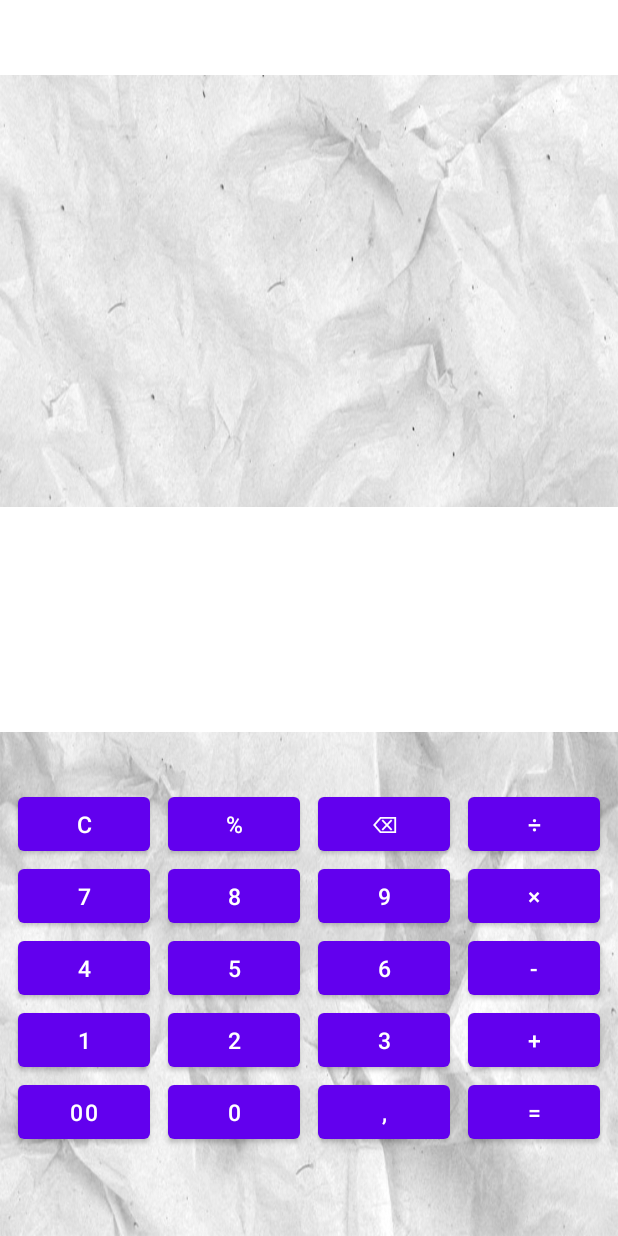
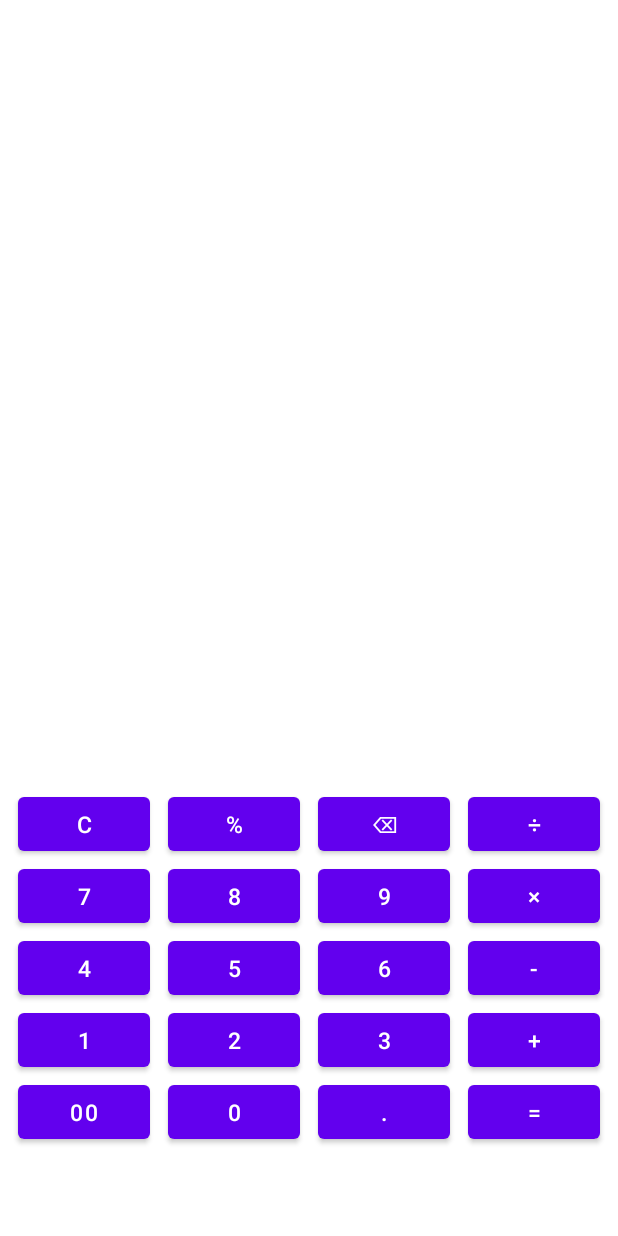
Before and after one commit to stGroshev/lesson2, an Android app: the screen it shows after launch (MainActivity), on a phone screen of 412 x 824 dp. Run offline under Robolectric (Android 15) with nearby library versions, the phone set to English and light mode, and no system bars.

Commit message:
Урок 4. П.1 ДЗ. Сделал все button - MaterialButton

```diff
--- a/app/src/main/res/layout-land/activity_main.xml
+++ b/app/src/main/res/layout-land/activity_main.xml
@@ -4,7 +4,6 @@
     xmlns:tools="http://schemas.android.com/tools"
     android:layout_width="match_parent"
     android:layout_height="match_parent"
-    android:background="@drawable/paper_texture"
     tools:context=".MainActivity">
 
 
@@ -21,7 +20,7 @@
         app:layout_constraintTop_toTopOf="parent" />
 
 
-    <Button
+    <com.google.android.material.button.MaterialButton
         android:id="@+id/buttonCleanOff"
         android:layout_width="wrap_content"
         android:layout_height="wrap_content"
@@ -48,7 +47,7 @@
         app:layout_constraintVertical_bias="@dimen/biasChainVertical"
         app:layout_constraintVertical_chainStyle="packed" />
 
-    <Button
+    <com.google.android.material.button.MaterialButton
         android:id="@+id/buttonDelete"
         android:layout_width="wrap_content"
         android:layout_height="wrap_content"
@@ -61,7 +60,7 @@
         app:layout_constraintVertical_bias="@dimen/biasChainVertical"
         app:layout_constraintVertical_chainStyle="packed" />
 
-    <Button
+    <com.google.android.material.button.MaterialButton
         android:id="@+id/buttonDivision"
         android:layout_width="wrap_content"
         android:layout_height="wrap_content"
@@ -74,7 +73,7 @@
         app:layout_constraintVertical_bias="@dimen/biasChainVertical"
         app:layout_constraintVertical_chainStyle="packed" />
 
-    <Button
+    <com.google.android.material.button.MaterialButton
         android:id="@+id/button1"
         android:layout_width="wrap_content"
         android:layout_height="wrap_content"
@@ -86,7 +85,7 @@
         app:layout_constraintStart_toStartOf="@+id/guideline1"
         app:layout_constraintTop_toBottomOf="@+id/button4" />
 
-    <Button
+    <com.google.android.material.button.MaterialButton
         android:id="@+id/button2"
         android:layout_width="wrap_content"
         android:layout_height="wrap_content"
@@ -97,7 +96,7 @@
         app:layout_constraintStart_toEndOf="@+id/button1"
         app:layout_constraintTop_toBottomOf="@+id/button5" />
 
-    <Button
+    <com.google.android.material.button.MaterialButton
         android:id="@+id/button3"
         android:layout_width="wrap_content"
         android:layout_height="wrap_content"
@@ -108,7 +107,7 @@
         app:layout_constraintStart_toEndOf="@+id/button2"
         app:layout_constraintTop_toBottomOf="@+id/button6" />
 
-    <Button
+    <com.google.android.material.button.MaterialButton
         android:id="@+id/buttonMultiplication"
         android:layout_width="wrap_content"
         android:layout_height="wrap_content"
@@ -119,7 +118,7 @@
         app:layout_constraintStart_toEndOf="@id/button9"
         app:layout_constraintTop_toBottomOf="@id/buttonDivision" />
 
-    <Button
+    <com.google.android.material.button.MaterialButton
         android:id="@+id/buttonSubtraction"
         android:layout_width="wrap_content"
         android:layout_height="wrap_content"
@@ -130,7 +129,7 @@
         app:layout_constraintStart_toEndOf="@id/button6"
         app:layout_constraintTop_toBottomOf="@id/buttonMultiplication" />
 
-    <Button
+    <com.google.android.material.button.MaterialButton
         android:id="@+id/buttonAddition"
         android:layout_width="wrap_content"
         android:layout_height="wrap_content"
@@ -141,7 +140,7 @@
         app:layout_constraintStart_toEndOf="@id/button3"
         app:layout_constraintTop_toBottomOf="@id/buttonSubtraction" />
 
-    <Button
+    <com.google.android.material.button.MaterialButton
         android:id="@+id/button4"
         android:layout_width="wrap_content"
         android:layout_height="wrap_content"
@@ -153,7 +152,7 @@
         app:layout_constraintStart_toStartOf="@+id/guideline1"
         app:layout_constraintTop_toBottomOf="@+id/button7" />
 
-    <Button
+    <com.google.android.material.button.MaterialButton
         android:id="@+id/button5"
         android:layout_width="wrap_content"
         android:layout_height="wrap_content"
@@ -164,7 +163,7 @@
         app:layout_constraintStart_toEndOf="@+id/button4"
         app:layout_constraintTop_toBottomOf="@+id/button8" />
 
-    <Button
+    <com.google.android.material.button.MaterialButton
         android:id="@+id/button6"
         android:layout_width="wrap_content"
         android:layout_height="wrap_content"
@@ -175,7 +174,7 @@
         app:layout_constraintStart_toEndOf="@+id/button5"
         app:layout_constraintTop_toBottomOf="@id/button9" />
 
-    <Button
+    <com.google.android.material.button.MaterialButton
         android:id="@+id/button7"
         android:layout_width="wrap_content"
         android:layout_height="wrap_content"
@@ -187,7 +186,7 @@
         app:layout_constraintStart_toStartOf="@+id/guideline1"
         app:layout_constraintTop_toBottomOf="@id/buttonCleanOff" />
 
-    <Button
+    <com.google.android.material.button.MaterialButton
         android:id="@+id/button8"
         android:layout_width="wrap_content"
         android:layout_height="wrap_content"
@@ -198,7 +197,7 @@
         app:layout_constraintStart_toEndOf="@+id/button7"
         app:layout_constraintTop_toBottomOf="@id/buttonPercent" />
 
-    <Button
+    <com.google.android.material.button.MaterialButton
         android:id="@+id/button9"
         android:layout_width="wrap_content"
         android:layout_height="wrap_content"
@@ -209,7 +208,7 @@
         app:layout_constraintStart_toEndOf="@+id/button8"
         app:layout_constraintTop_toBottomOf="@id/buttonDelete" />
 
-    <Button
+    <com.google.android.material.button.MaterialButton
         android:id="@+id/button00"
         android:layout_width="wrap_content"
         android:layout_height="wrap_content"
@@ -221,7 +220,7 @@
         app:layout_constraintStart_toStartOf="@+id/guideline1"
         app:layout_constraintTop_toBottomOf="@+id/button1" />
 
-    <Button
+    <com.google.android.material.button.MaterialButton
         android:id="@+id/button0"
         android:layout_width="wrap_content"
         android:layout_height="wrap_content"
@@ -232,7 +231,7 @@
         app:layout_constraintStart_toEndOf="@+id/button00"
         app:layout_constraintTop_toBottomOf="@+id/button2" />
 
-    <Button
+    <com.google.android.material.button.MaterialButton
         android:id="@+id/buttonComma"
         android:layout_width="wrap_content"
         android:layout_height="wrap_content"
@@ -243,7 +242,7 @@
         app:layout_constraintStart_toEndOf="@+id/button0"
         app:layout_constraintTop_toBottomOf="@+id/button3" />
 
-    <Button
+    <com.google.android.material.button.MaterialButton
         android:id="@+id/buttonEquals"
         android:layout_width="wrap_content"
         android:layout_height="wrap_content"
--- a/app/src/main/res/layout/activity_main.xml
+++ b/app/src/main/res/layout/activity_main.xml
@@ -4,24 +4,7 @@
     xmlns:tools="http://schemas.android.com/tools"
     android:layout_width="match_parent"
     android:layout_height="match_parent"
-    android:background="@drawable/paper_texture"
     tools:context=".MainActivity">
-
-    <androidx.constraintlayout.widget.Group
-        android:id="@+id/group"
-        android:layout_width="wrap_content"
-        android:layout_height="wrap_content"
-        android:visibility="visible"
-        app:constraint_referenced_ids="button0,button00,button1,button2,button3" />
-
-    <View
-        android:layout_width="wrap_content"
-        android:layout_height="50dp"
-        android:background="@color/white"
-        app:layout_constraintEnd_toEndOf="parent"
-        app:layout_constraintStart_toStartOf="parent"
-        app:layout_constraintTop_toTopOf="parent" />
-
 
     <TextView
         android:id="@+id/tvResult"
@@ -37,7 +20,7 @@
         app:layout_constraintTop_toTopOf="parent"
         app:layout_constraintVertical_bias="0.9" />
 
-    <Button
+    <com.google.android.material.button.MaterialButton
         android:id="@+id/buttonCleanOff"
         android:layout_width="wrap_content"
         android:layout_height="wrap_content"
@@ -50,7 +33,7 @@
         app:layout_constraintVertical_bias="@dimen/biasChainVertical"
         app:layout_constraintVertical_chainStyle="packed" />
 
-    <Button
+    <com.google.android.material.button.MaterialButton
         android:id="@+id/buttonPercent"
         android:layout_width="wrap_content"
         android:layout_height="wrap_content"
@@ -63,7 +46,7 @@
         app:layout_constraintVertical_bias="@dimen/biasChainVertical"
         app:layout_constraintVertical_chainStyle="packed" />
 
-    <Button
+    <com.google.android.material.button.MaterialButton
         android:id="@+id/buttonDelete"
         android:layout_width="wrap_content"
         android:layout_height="wrap_content"
@@ -76,7 +59,7 @@
         app:layout_constraintVertical_bias="@dimen/biasChainVertical"
         app:layout_constraintVertical_chainStyle="packed" />
 
-    <Button
+    <com.google.android.material.button.MaterialButton
         android:id="@+id/buttonDivision"
         android:layout_width="wrap_content"
         android:layout_height="wrap_content"
@@ -89,7 +72,7 @@
         app:layout_constraintVertical_bias="@dimen/biasChainVertical"
         app:layout_constraintVertical_chainStyle="packed" />
 
-    <Button
+    <com.google.android.material.button.MaterialButton
         android:id="@+id/button1"
         android:layout_width="wrap_content"
         android:layout_height="wrap_content"
@@ -100,7 +83,7 @@
         app:layout_constraintStart_toStartOf="parent"
         app:layout_constraintTop_toBottomOf="@+id/button4" />
 
-    <Button
+    <com.google.android.material.button.MaterialButton
         android:id="@+id/button2"
         android:layout_width="wrap_content"
         android:layout_height="wrap_content"
@@ -111,7 +94,7 @@
         app:layout_constraintStart_toEndOf="@+id/button1"
         app:layout_constraintTop_toBottomOf="@+id/button5" />
 
-    <Button
+    <com.google.android.material.button.MaterialButton
         android:id="@+id/button3"
         android:layout_width="wrap_content"
         android:layout_height="wrap_content"
@@ -122,7 +105,7 @@
         app:layout_constraintStart_toEndOf="@+id/button2"
         app:layout_constraintTop_toBottomOf="@+id/button6" />
 
-    <Button
+    <com.google.android.material.button.MaterialButton
         android:id="@+id/buttonMultiplication"
         android:layout_width="wrap_content"
         android:layout_height="wrap_content"
@@ -133,7 +116,7 @@
         app:layout_constraintStart_toEndOf="@id/button9"
         app:layout_constraintTop_toBottomOf="@id/buttonDivision" />
 
-    <Button
+    <com.google.android.material.button.MaterialButton
         android:id="@+id/buttonSubtraction"
         android:layout_width="wrap_content"
         android:layout_height="wrap_content"
@@ -144,7 +127,7 @@
         app:layout_constraintStart_toEndOf="@id/button6"
         app:layout_constraintTop_toBottomOf="@id/buttonMultiplication" />
 
-    <Button
+    <com.google.android.material.button.MaterialButton
         android:id="@+id/buttonAddition"
         android:layout_width="wrap_content"
         android:layout_height="wrap_content"
@@ -155,7 +138,7 @@
         app:layout_constraintStart_toEndOf="@id/button3"
         app:layout_constraintTop_toBottomOf="@id/buttonSubtraction" />
 
-    <Button
+    <com.google.android.material.button.MaterialButton
         android:id="@+id/button4"
         android:layout_width="wrap_content"
         android:layout_height="wrap_content"
@@ -166,7 +149,7 @@
         app:layout_constraintStart_toStartOf="parent"
         app:layout_constraintTop_toBottomOf="@+id/button7" />
 
-    <Button
+    <com.google.android.material.button.MaterialButton
         android:id="@+id/button5"
         android:layout_width="wrap_content"
         android:layout_height="wrap_content"
@@ -177,7 +160,7 @@
         app:layout_constraintStart_toEndOf="@+id/button4"
         app:layout_constraintTop_toBottomOf="@+id/button8" />
 
-    <Button
+    <com.google.android.material.button.MaterialButton
         android:id="@+id/button6"
         android:layout_width="wrap_content"
         android:layout_height="wrap_content"
@@ -188,7 +171,7 @@
         app:layout_constraintStart_toEndOf="@+id/button5"
         app:layout_constraintTop_toBottomOf="@id/button9" />
 
-    <Button
+    <com.google.android.material.button.MaterialButton
         android:id="@+id/button7"
         android:layout_width="wrap_content"
         android:layout_height="wrap_content"
@@ -199,7 +182,7 @@
         app:layout_constraintStart_toStartOf="parent"
         app:layout_constraintTop_toBottomOf="@id/buttonCleanOff" />
 
-    <Button
+    <com.google.android.material.button.MaterialButton
         android:id="@+id/button8"
         android:layout_width="wrap_content"
         android:layout_height="wrap_content"
@@ -210,7 +193,7 @@
         app:layout_constraintStart_toEndOf="@+id/button7"
         app:layout_constraintTop_toBottomOf="@id/buttonPercent" />
 
-    <Button
+    <com.google.android.material.button.MaterialButton
         android:id="@+id/button9"
         android:layout_width="wrap_content"
         android:layout_height="wrap_content"
@@ -221,7 +204,7 @@
         app:layout_constraintStart_toEndOf="@+id/button8"
         app:layout_constraintTop_toBottomOf="@id/buttonDelete" />
 
-    <Button
+    <com.google.android.material.button.MaterialButton
         android:id="@+id/button00"
         android:layout_width="wrap_content"
         android:layout_height="wrap_content"
@@ -232,7 +215,7 @@
         app:layout_constraintStart_toStartOf="parent"
         app:layout_constraintTop_toBottomOf="@+id/button1" />
 
-    <Button
+    <com.google.android.material.button.MaterialButton
         android:id="@+id/button0"
         android:layout_width="wrap_content"
         android:layout_height="wrap_content"
@@ -243,7 +226,7 @@
         app:layout_constraintStart_toEndOf="@+id/button00"
         app:layout_constraintTop_toBottomOf="@+id/button2" />
 
-    <Button
+    <com.google.android.material.button.MaterialButton
         android:id="@+id/buttonComma"
         android:layout_width="wrap_content"
         android:layout_height="wrap_content"
@@ -254,7 +237,7 @@
         app:layout_constraintStart_toEndOf="@+id/button0"
         app:layout_constraintTop_toBottomOf="@+id/button3" />
 
-    <Button
+    <com.google.android.material.button.MaterialButton
         android:id="@+id/buttonEquals"
         android:layout_width="wrap_content"
         android:layout_height="wrap_content"
--- a/app/src/main/res/values/strings.xml
+++ b/app/src/main/res/values/strings.xml
@@ -14,7 +14,7 @@
     <string name="addition">+</string>
     <string name="_00">00</string>
     <string name="_0">0</string>
-    <string name="Comma">,</string>
+    <string name="Comma">.</string>
     <string name="equals">=</string>
     <string name="division">÷</string>
     <string name="cleanOff">C</string>
```
Also changed, not shown: app/src/main/java/com/groshev/lesson2/MainActivity.java (+63 -3 lines).
